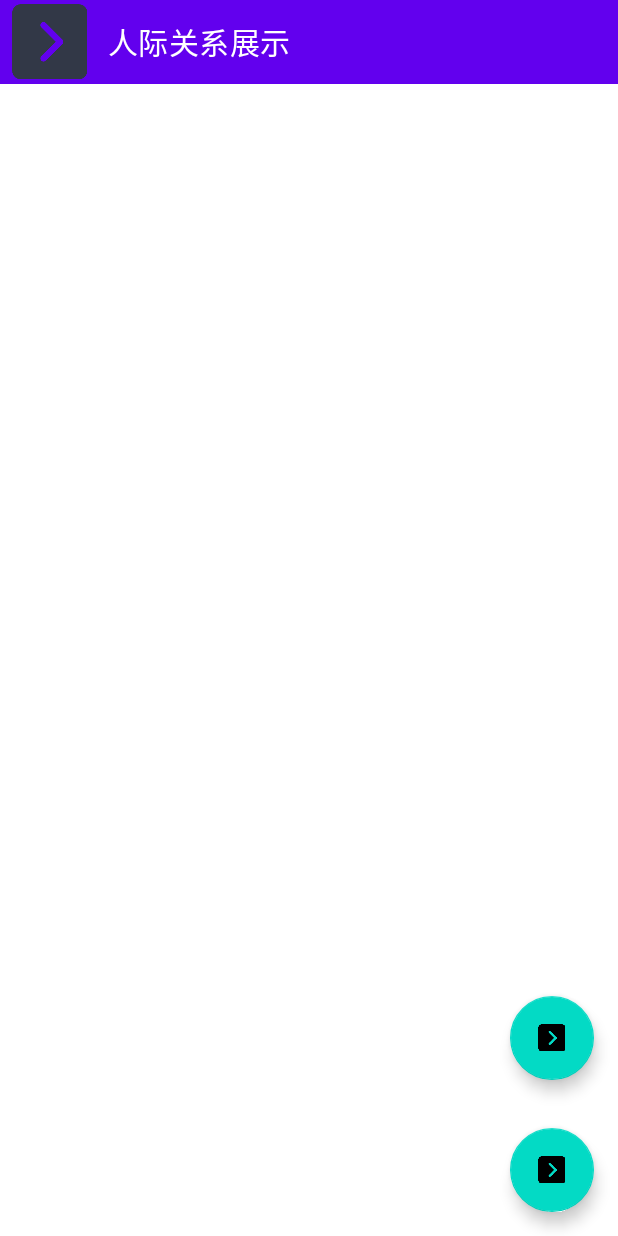
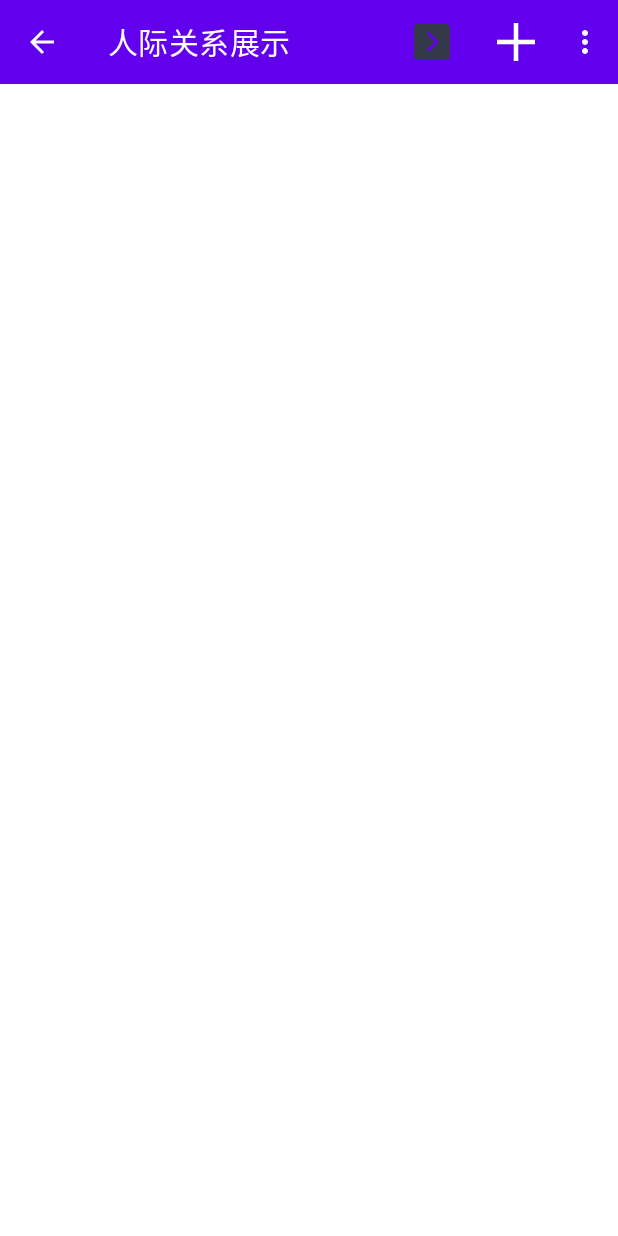
Before and after one commit to toyyx/ConnectionsManagement, an Android app: the ResultActivity screen opened directly, with no data from a screen before it, on a phone screen of 412 x 824 dp. Run offline under Robolectric (Android 15) with nearby library versions, the phone set to English and light mode, and no system bars; our stand-ins replace CircleImageView; libraries missing offline, so code that uses them is left out: com.allen.library, com.coorchice.library.

Commit message:
关系图界面-第二次提交 2023/8/18

```diff
--- /dev/null
+++ b/app/src/main/java/com/example/connectionsmanagement/MyDrawerLayout.kt
@@ -0,0 +1,160 @@
+package com.example.connectionsmanagement
+
+import android.content.Context
+import android.util.AttributeSet
+import android.view.GestureDetector
+import android.view.MotionEvent
+import android.view.ScaleGestureDetector
+import android.view.View
+import android.widget.RelativeLayout
+import androidx.drawerlayout.widget.DrawerLayout
+import androidx.fragment.app.FragmentContainerView
+import java.lang.Float.max
+import java.lang.Float.min
+
+//为方便获取点击触摸事件，制定MyDrawerLayout
+class MyDrawerLayout (context: Context, attrs: AttributeSet) : DrawerLayout(context, attrs) {
+
+    //设置平移与缩放所需变量
+    private val gestureDetector: GestureDetector
+    private val scaleGestureDetector: ScaleGestureDetector
+    private var scale = 1f
+    private var offsetX = 0f
+    private var offsetY = 0f
+    private var firstTouch=true
+
+    init {
+        //设置平移功能
+        gestureDetector = GestureDetector(context, object : GestureDetector.SimpleOnGestureListener() {
+            override fun onScroll(e1: MotionEvent, e2: MotionEvent, distanceX: Float, distanceY: Float): Boolean {
+                val connectionsMapLayout= findViewById<RelativeLayout>(R.id.ConnectionsMap)
+
+                //获取实际平移后的中心位置
+                offsetX -=   distanceX
+                offsetY -=   distanceY
+
+                //修正位置，展现最终平移后的视图
+                adjustPosition(connectionsMapLayout)
+                return true
+            }
+        })
+
+        //设置缩放功能
+        scaleGestureDetector = ScaleGestureDetector(context, object : ScaleGestureDetector.OnScaleGestureListener {
+            override fun onScale(detector: ScaleGestureDetector): Boolean {
+                val connectionsMapLayout: RelativeLayout = findViewById(R.id.ConnectionsMap)  //需要缩放的视图
+                val containerLayout= findViewById<FragmentContainerView>(R.id.drawerFragment) //借助此视图，方便获取关系图显示区域的宽高
+                val scaleFactor = detector.scaleFactor ?: 1f
+                scale *= scaleFactor //缩放后的倍数
+                val minScale = max(width/dpToPx(3000) ,containerLayout.height/dpToPx(3000)) //最小倍数
+                val maxScale = 3f //最大倍数
+                scale = max(minScale, min(scale, maxScale)) //修正后的倍数
+
+                //缩放视图
+                connectionsMapLayout.scaleX = scale
+                connectionsMapLayout.scaleY = scale
+
+                //修正视图
+                adjustPosition(connectionsMapLayout)
+
+                return true
+            }
+            override fun onScaleBegin(detector: ScaleGestureDetector): Boolean=true
+            override fun onScaleEnd(detector: ScaleGestureDetector) {}
+        })
+    }
+
+    fun dpToPx(dp: Int): Float {
+        return dp * ConnectionsManagementApplication.context.resources.displayMetrics.density
+    }
+
+    //修正视图位置
+    //备注：translationX/Y函数是相对于原视图中心点的偏移
+    private fun adjustPosition(view: View) {
+        val containerLayout = findViewById<FragmentContainerView>(R.id.drawerFragment)
+        //计算X/Y轴上最大/小偏移量
+        val maxOffsetX = -(view.width/2-view.width*scale/2)
+        val minOffsetX = -(view.width/2-width + view.width * scale/2)
+        val maxOffsetY = -(view.height/2-view.height*scale/2)
+        val minOffsetY = -(view.height/2-containerLayout.height + view.height * scale/2)
+        //调整位置
+        offsetX = min(maxOffsetX, max(offsetX, minOffsetX))
+        offsetY = min(maxOffsetY, max(offsetY, minOffsetY))
+        view.translationX = offsetX
+        view.translationY = offsetY
+    }
+
+    //利用相对于窗口的绝对位置，修正视图位置
+    //备注：在实现检查边界功能的过程中想到一种方法，但最终未使用，考虑到后续开发可能需要，暂时留存此方法
+    fun checkPosition(view: View){
+        //状态栏高度
+        val resourceId = resources.getIdentifier("status_bar_height", "dimen", "android")
+        val statusBarHeight = if (resourceId > 0) {
+            resources.getDimensionPixelSize(resourceId)
+        } else { 0 }
+        //获取视图的绝对坐标 （相对于窗口左上角）
+        val location=IntArray(2)
+        view.getLocationInWindow(location)
+        val containerLayout = findViewById<FragmentContainerView>(R.id.drawerFragment)
+        val toolbarLayout=findViewById<androidx.appcompat.widget.Toolbar>(R.id.toolbar)
+        val maxOffsetX = -(view.width/2-view.width*scale/2)
+        val minOffsetX = -(view.width/2-width + view.width * scale/2)
+        val maxOffsetY = -(view.height/2-view.height*scale/2)
+        val minOffsetY = -(view.height/2-containerLayout.height + view.height * scale/2)
+        if(location[0]>maxOffsetX){
+            view.translationX=-(view.width-view.width*scale)/2
+        }else if(location[0]<minOffsetX){
+            view.translationX=-(view.width/2+view.width*scale/2-width)
+        }
+        if(location[1]>maxOffsetY+statusBarHeight+toolbarLayout.height){
+            view.translationY=-(view.height-view.height*scale)/2
+        }else if(location[1]<minOffsetY+statusBarHeight+toolbarLayout.height){
+            view.translationY=-(view.height/2+view.height*scale/2-containerLayout.height)
+        }
+    }
+
+    //设置初始显示为视图中心
+    override fun onLayout(changed: Boolean, left: Int, top: Int, right: Int, bottom: Int) {
+        super.onLayout(changed, left, top, right, bottom)
+        if (firstTouch) {
+            val connectionsMapLayout = findViewById<RelativeLayout>(R.id.ConnectionsMap)
+            val containerLayout= findViewById<FragmentContainerView>(R.id.drawerFragment)
+            offsetX = (width - connectionsMapLayout.width) / 2f
+            offsetY = (containerLayout.height - connectionsMapLayout.height) / 2f
+            connectionsMapLayout.translationX = offsetX
+            connectionsMapLayout.translationY = offsetY
+            firstTouch = false
+        }
+    }
+
+    //处理触摸事件
+    override fun onTouchEvent(event: MotionEvent): Boolean {
+        // 让 DrawerLayout 处理它的默认行为 如：侧边菜单打开时，点击阴影处，将关闭菜单
+        super.onTouchEvent(event)
+
+        //自定义处理触摸事件
+        gestureDetector.onTouchEvent(event)
+        scaleGestureDetector.onTouchEvent(event)
+
+        //后续需要利用触摸的手指数量时，可利用以下方法
+//        val pointerCount = event.pointerCount
+//        if (pointerCount == 1){
+//            Toast.makeText(ConnectionsManagementApplication.context,"1个手指",Toast.LENGTH_SHORT).show()
+//            gestureDetector.onTouchEvent(event)
+//
+//        }else if (pointerCount == 2){
+//            Toast.makeText(ConnectionsManagementApplication.context,"2个手指",Toast.LENGTH_SHORT).show()
+//            scaleGestureDetector.onTouchEvent(event)
+//        }
+        if (event.action == MotionEvent.ACTION_UP) {
+            performClick()
+        }
+        return true
+    }
+
+    override fun performClick(): Boolean {
+        super.performClick()
+        return true
+    }
+
+}
--- a/app/src/main/res/drawable/pop_add_human_border.xml
+++ b/app/src/main/res/drawable/connections_human_map_background.xml
@@ -1,6 +1,6 @@
 <?xml version="1.0" encoding="utf-8"?>
 <shape xmlns:android="http://schemas.android.com/apk/res/android">
-    <solid android:color="#FFFD93"/>
+    <solid android:color="@android:color/transparent"/>
     <stroke
         android:width="2dp"
         android:color="#EDBE4C"/>
--- a/app/src/main/res/layout/activity_pop_add_human.xml
+++ b/app/src/main/res/layout/activity_pop_add_human.xml
@@ -60,7 +60,7 @@
             android:layout_height="wrap_content"
             android:layout_weight="1"
             android:layout_gravity="center_vertical"
-            android:text="（7字以内）"
+            android:hint="7字以内"
             android:maxLength="7"
             android:singleLine="true"/>
     </LinearLayout>
@@ -84,7 +84,7 @@
             android:layout_height="wrap_content"
             android:layout_weight="1"
             android:layout_gravity="center_vertical"
-            android:text="（100字以内）"
+            android:hint="100字以内"
             android:maxLength="100"
             android:maxLines="3"/>
     </LinearLayout>
--- a/app/src/main/res/layout/drawer_fragment.xml
+++ b/app/src/main/res/layout/drawer_fragment.xml
@@ -1,36 +1,29 @@
 <?xml version="1.0" encoding="utf-8"?>
+
 <RelativeLayout xmlns:android="http://schemas.android.com/apk/res/android"
-    xmlns:tools="http://schemas.android.com/tools"
-    xmlns:app="http://schemas.android.com/apk/res-auto"
     android:id="@+id/resultFragmentRelativeLayout"
-    android:layout_width="match_parent"
-    android:layout_height="match_parent">
-
-    <com.google.android.material.floatingactionbutton.FloatingActionButton
-        android:id="@+id/addButton"
-        android:layout_width="wrap_content"
-        android:layout_height="wrap_content"
-        android:layout_alignParentRight="true"
-        android:layout_above="@+id/deleteButton"
-        android:layout_margin="16dp"
-        android:src="@mipmap/ic_result_menu"
-        tools:ignore="SpeakableTextPresentCheck" />
-
-    <com.google.android.material.floatingactionbutton.FloatingActionButton
-        android:id="@+id/deleteButton"
-        android:layout_width="wrap_content"
-        android:layout_height="wrap_content"
-        android:layout_alignParentRight="true"
-        android:layout_alignParentBottom="true"
-        android:layout_margin="16dp"
-        android:src="@mipmap/ic_result_menu"
-        tools:ignore="SpeakableTextPresentCheck" />
+    android:layout_width="3000dp"
+    android:layout_height="3000dp"
+    android:gravity="bottom|end">
+<!--    <TextView-->
+<!--        android:id="@+id/offsetWatch"-->
+<!--        android:layout_width="wrap_content"-->
+<!--        android:layout_height="wrap_content"-->
+<!--        android:textSize="18dp"-->
+<!--        android:elevation="5dp"-->
+<!--        android:text="测试"/>-->
 
     <RelativeLayout
         android:id="@+id/ConnectionsMap"
         android:layout_width="match_parent"
+        android:layout_height="match_parent">
+
+        <RelativeLayout
+            android:id="@+id/ConnectionsHumanMap"
+            android:layout_width="match_parent"
             android:layout_height="match_parent"
-        android:elevation="2dp">
+            android:elevation="2dp"
+            android:background="@drawable/connections_human_map_background">
         </RelativeLayout>
 
         <RelativeLayout
@@ -41,3 +34,5 @@
         </RelativeLayout>
 
     </RelativeLayout>
+
+</RelativeLayout>
--- a/app/src/main/res/layout/result_activity_layout.xml
+++ b/app/src/main/res/layout/result_activity_layout.xml
@@ -1,26 +1,32 @@
 <?xml version="1.0" encoding="utf-8"?>
-<androidx.drawerlayout.widget.DrawerLayout
+
+<com.example.connectionsmanagement.MyDrawerLayout
     xmlns:android="http://schemas.android.com/apk/res/android"
     xmlns:app="http://schemas.android.com/apk/res-auto"
     android:id="@+id/resultShow"
     android:layout_width="match_parent"
     android:layout_height="match_parent">
 
-    <FrameLayout
+
+    <LinearLayout
         android:layout_width="match_parent"
-        android:layout_height="match_parent">
+        android:layout_height="match_parent"
+        android:orientation="vertical">
         <androidx.appcompat.widget.Toolbar
             android:id="@+id/toolbar"
             android:layout_width="match_parent"
             android:layout_height="?attr/actionBarSize"
             android:background="@color/design_default_color_primary"
             android:theme="@style/ThemeOverlay.AppCompat.Dark.ActionBar" />
+
         <androidx.fragment.app.FragmentContainerView
             android:id="@+id/drawerFragment"
             android:name="com.example.connectionsmanagement.DrawerFragment"
             android:layout_width="match_parent"
             android:layout_height="match_parent"/>
-    </FrameLayout>
+
+    </LinearLayout>
+
 
     <com.google.android.material.navigation.NavigationView
         android:id="@+id/navView"
@@ -30,4 +36,4 @@
         app:menu="@menu/nav_menu"
         app:headerLayout="@layout/nav_header"/>
 
-</androidx.drawerlayout.widget.DrawerLayout>
+</com.example.connectionsmanagement.MyDrawerLayout>
--- /dev/null
+++ b/app/src/main/res/menu/result_toolbar.xml
@@ -0,0 +1,19 @@
+<?xml version="1.0" encoding="utf-8"?>
+<menu xmlns:android="http://schemas.android.com/apk/res/android"
+    xmlns:app="http://schemas.android.com/apk/res-auto">
+    <item
+        android:id="@+id/home"
+        android:icon="@mipmap/ic_result_menu"
+        android:title="Backup"
+        app:showAsAction="always" />
+    <item
+        android:id="@+id/addHuman"
+        android:icon="@mipmap/plus_sign"
+        android:title="添加人物"
+        app:showAsAction="ifRoom" />
+    <item
+        android:id="@+id/delHuman"
+        android:icon="@mipmap/ic_result_menu"
+        android:title="删除人物"
+        app:showAsAction="never" />
+</menu>
```
Also changed, not shown: app/src/main/java/com/example/connectionsmanagement/ResultActivity.kt (+165 -57 lines), app/src/main/res/mipmap-xxhdpi/plus_sign.png (added). Lines whose indentation alone changed are shown as unchanged.
